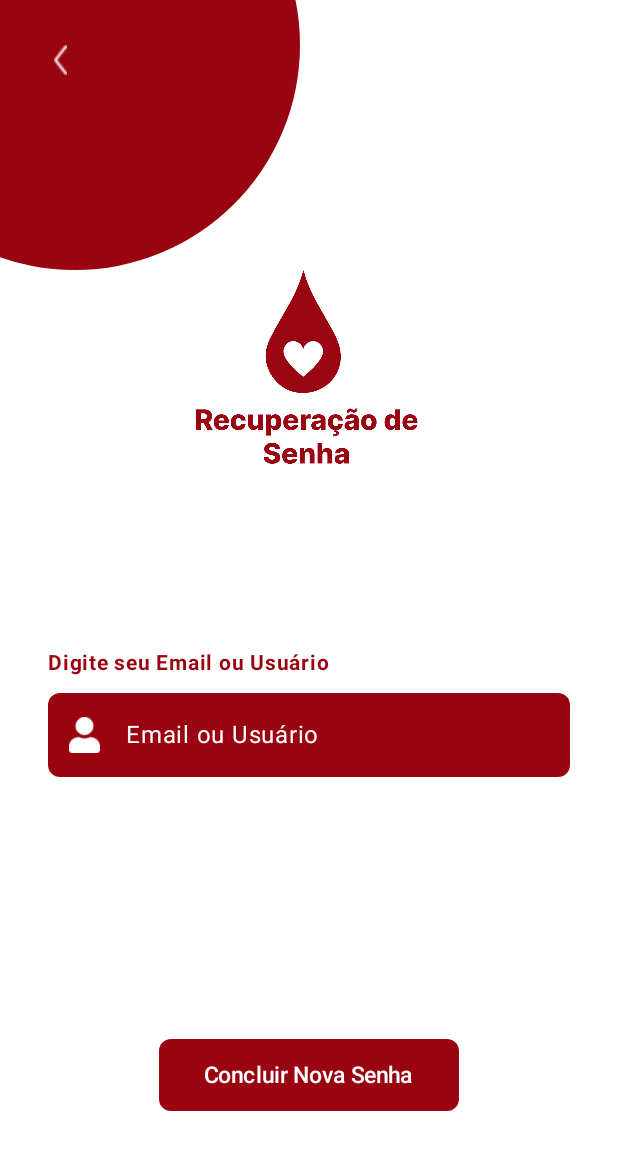
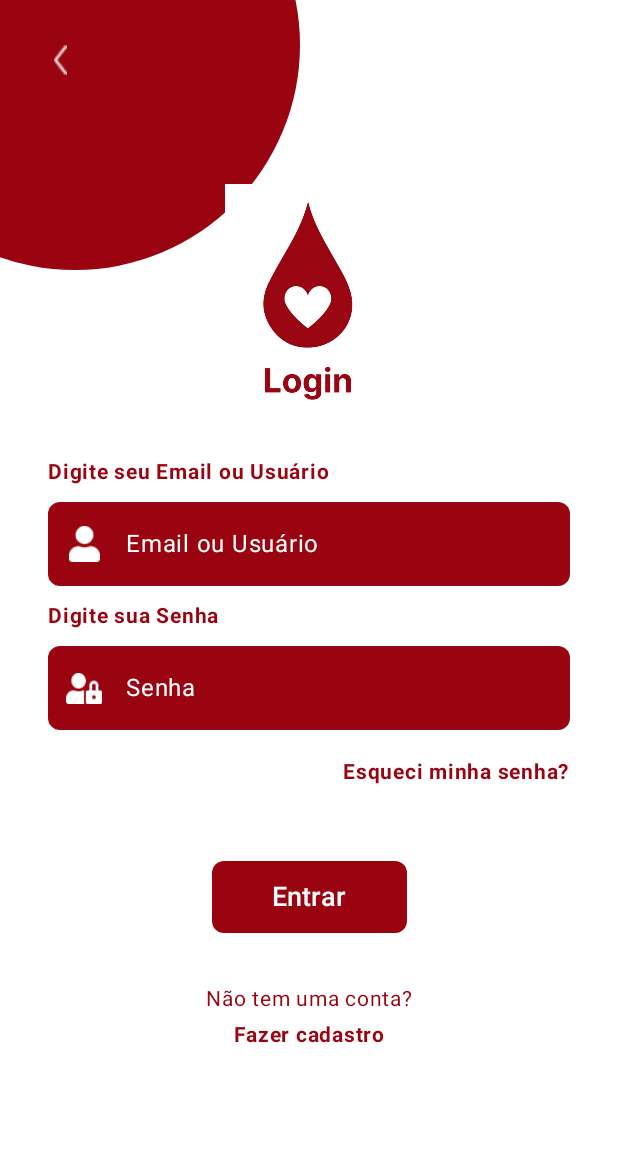
Before and after one commit to faellareis/doevida-teste, an Android app built with Jetpack Compose: the composable TelaRedefinirSenha shown on its own in the app's theme, on a phone screen of 412 x 824 dp. Shown: the top 1150 px of the screen. Run offline under Robolectric (Android 15) with nearby library versions, the phone set to English and light mode, and no system bars.

Commit message:
Tela de Redefinir Senha Iniciada

```diff
--- a/app/src/main/java/br/senai/sp/jandira/doevida/MainActivity.kt
+++ b/app/src/main/java/br/senai/sp/jandira/doevida/MainActivity.kt
@@ -9,7 +9,8 @@ import androidx.navigation.compose.NavHost
 import androidx.navigation.compose.composable
 import androidx.navigation.compose.rememberNavController
 import br.senai.sp.jandira.doevida.screens.TelaInicial
-import br.senai.sp.jandira.doevida.screens.TelaLogin
+import br.senai.sp.jandira.doevida.screens.TelaRecuperacaoEmail
+import br.senai.sp.jandira.doevida.screens.TelaRedefinirSenha
 import br.senai.sp.jandira.doevida.ui.theme.DoeVidaTheme
 
 class MainActivity : ComponentActivity() {
@@ -38,5 +39,8 @@ fun AppNavigation() {
         composable("tela_recuperacao_email") {
             TelaRecuperacaoEmail(navController)
         }
+        composable("tela_redefinir_senha") {
+            TelaRedefinirSenha(navController)
+        }
     }
 }
--- a/app/src/main/java/br/senai/sp/jandira/doevida/TelaRecuperacaoEmail.kt
+++ b/app/src/main/java/br/senai/sp/jandira/doevida/screens/TelaRedefinirSenha.kt
@@ -1,34 +1,13 @@
-package br.senai.sp.jandira.doevida
+package br.senai.sp.jandira.doevida.screens
 
 import androidx.compose.foundation.Image
 import androidx.compose.foundation.background
 import androidx.compose.foundation.clickable
-import androidx.compose.foundation.layout.Arrangement
-import androidx.compose.foundation.layout.Box
-import androidx.compose.foundation.layout.Column
-import androidx.compose.foundation.layout.Spacer
-import androidx.compose.foundation.layout.fillMaxSize
-import androidx.compose.foundation.layout.fillMaxWidth
-import androidx.compose.foundation.layout.height
-import androidx.compose.foundation.layout.offset
-import androidx.compose.foundation.layout.padding
-import androidx.compose.foundation.layout.size
-import androidx.compose.foundation.layout.width
+import androidx.compose.foundation.layout.*
 import androidx.compose.foundation.shape.CircleShape
 import androidx.compose.foundation.shape.RoundedCornerShape
-import androidx.compose.material3.Button
-import androidx.compose.material3.ButtonDefaults
-import androidx.compose.material3.ExperimentalMaterial3Api
-import androidx.compose.material3.Icon
-import androidx.compose.material3.IconButton
-import androidx.compose.material3.OutlinedTextField
-import androidx.compose.material3.Text
-import androidx.compose.material3.TextFieldDefaults
-import androidx.compose.runtime.Composable
-import androidx.compose.runtime.getValue
-import androidx.compose.runtime.mutableStateOf
-import androidx.compose.runtime.remember
-import androidx.compose.runtime.setValue
+import androidx.compose.material3.*
+import androidx.compose.runtime.*
 import androidx.compose.ui.Alignment
 import androidx.compose.ui.Modifier
 import androidx.compose.ui.graphics.Color
@@ -40,11 +19,13 @@ import androidx.compose.ui.unit.dp
 import androidx.compose.ui.unit.sp
 import androidx.navigation.NavController
 import androidx.navigation.compose.rememberNavController
+import br.senai.sp.jandira.doevida.R
 
 @OptIn(ExperimentalMaterial3Api::class)
 @Composable
-fun TelaRecuperacaoEmail(navController: NavController) {
+fun TelaRedefinirSenha(navController: NavController) {
     var email by remember { mutableStateOf("") }
+    var senha by remember { mutableStateOf("") }
 
     Box(
         modifier = Modifier
@@ -79,17 +60,16 @@ fun TelaRecuperacaoEmail(navController: NavController) {
                 .fillMaxSize()
                 .padding(horizontal = 32.dp),
             horizontalAlignment = Alignment.CenterHorizontally,
+            verticalArrangement = Arrangement.Center
         ) {
-            Spacer(modifier = Modifier.weight(1f))
-
             Image(
-                painter = painterResource(id = R.drawable.logorecuperacao),
+                painter = painterResource(id = R.drawable.logologin),
                 contentDescription = "Logo DOEVIDA",
                 modifier = Modifier
                     .size(180.dp)
                     .padding(bottom = 32.dp)
             )
-            Spacer(modifier = Modifier.weight(0.5f))
+
             Text(
                 text = "Digite seu Email ou Usuário",
                 fontSize = 14.sp,
@@ -121,8 +101,50 @@ fun TelaRecuperacaoEmail(navController: NavController) {
                 }
             )
 
-            // Spacer para empurrar o botão para baixo
-            Spacer(modifier = Modifier.weight(1f))
+            Text(
+                text = "Digite sua Senha",
+                fontSize = 14.sp,
+                color = Color(0xFF990410),
+                fontWeight = FontWeight.Bold,
+                modifier = Modifier.align(Alignment.Start)
+            )
+            OutlinedTextField(
+                value = senha,
+                onValueChange = { senha = it },
+                modifier = Modifier
+                    .fillMaxWidth()
+                    .padding(vertical = 8.dp)
+                    .height(56.dp),
+                placeholder = { Text("Senha", color = Color.White) },
+                visualTransformation = PasswordVisualTransformation(),
+                colors = TextFieldDefaults.outlinedTextFieldColors(
+                    containerColor = Color(0xFF990410),
+                    focusedBorderColor = Color.Transparent,
+                    unfocusedBorderColor = Color.Transparent
+                ),
+                shape = RoundedCornerShape(8.dp),
+                leadingIcon = {
+                    Icon(
+                        painter = painterResource(id = R.drawable.senha),
+                        contentDescription = "Ícone de senha",
+                        tint = Color.White,
+                        modifier = Modifier.size(24.dp)
+                    )
+                }
+            )
+
+            Text(
+                text = "Esqueci minha senha?",
+                color = Color(0xFF990410),
+                fontWeight = FontWeight.Bold,
+                modifier = Modifier
+                    .align(Alignment.End)
+                    .clickable { /* navegação para recuperação */ }
+                    .padding(top = 8.dp, bottom = 32.dp),
+                fontSize = 14.sp
+            )
+
+            Spacer(modifier = Modifier.height(15.dp))
 
             Button(
                 onClick = { /* login */ },
@@ -132,25 +154,37 @@ fun TelaRecuperacaoEmail(navController: NavController) {
                 shape = RoundedCornerShape(8.dp),
                 modifier = Modifier
                     .height(48.dp)
-                    .width(200.dp)
+                    .width(130.dp)
             ) {
                 Text(
-                    text = "Concluir Nova Senha",
+                    text = "Entrar",
                     color = Color.White,
-                    fontSize = 15.sp,
+                    fontSize = 18.sp,
                     fontWeight = FontWeight.Medium
                 )
             }
 
-            // Spacer para garantir que o botão não toque a parte inferior
-            Spacer(modifier = Modifier.weight(0.5f))
+            Text(
+                text = "Não tem uma conta?",
+                color = Color(0xFF990410),
+                fontSize = 14.sp,
+                modifier = Modifier.padding(top = 32.dp)
+            )
+            Text(
+                text = "Fazer cadastro",
+                color = Color(0xFF990410),
+                fontWeight = FontWeight.Bold,
+                fontSize = 14.sp,
+                modifier = Modifier
+                    .clickable { /* navegação para cadastro */ }
+            )
         }
     }
 }
 
 @Preview
 @Composable
-private fun TelaRecuperacaoEmailPreview() {
+private fun TelaRedefinirSenhaPreview() {
     val navController = rememberNavController()
-    TelaRecuperacaoEmail(navController = navController)
+    TelaRedefinirSenha(navController = navController)
 }
```
Also changed, not shown: app/src/main/java/br/senai/sp/jandira/doevida/screens/TelaRecuperacaoEmail.kt (added, +154 -0 lines).
